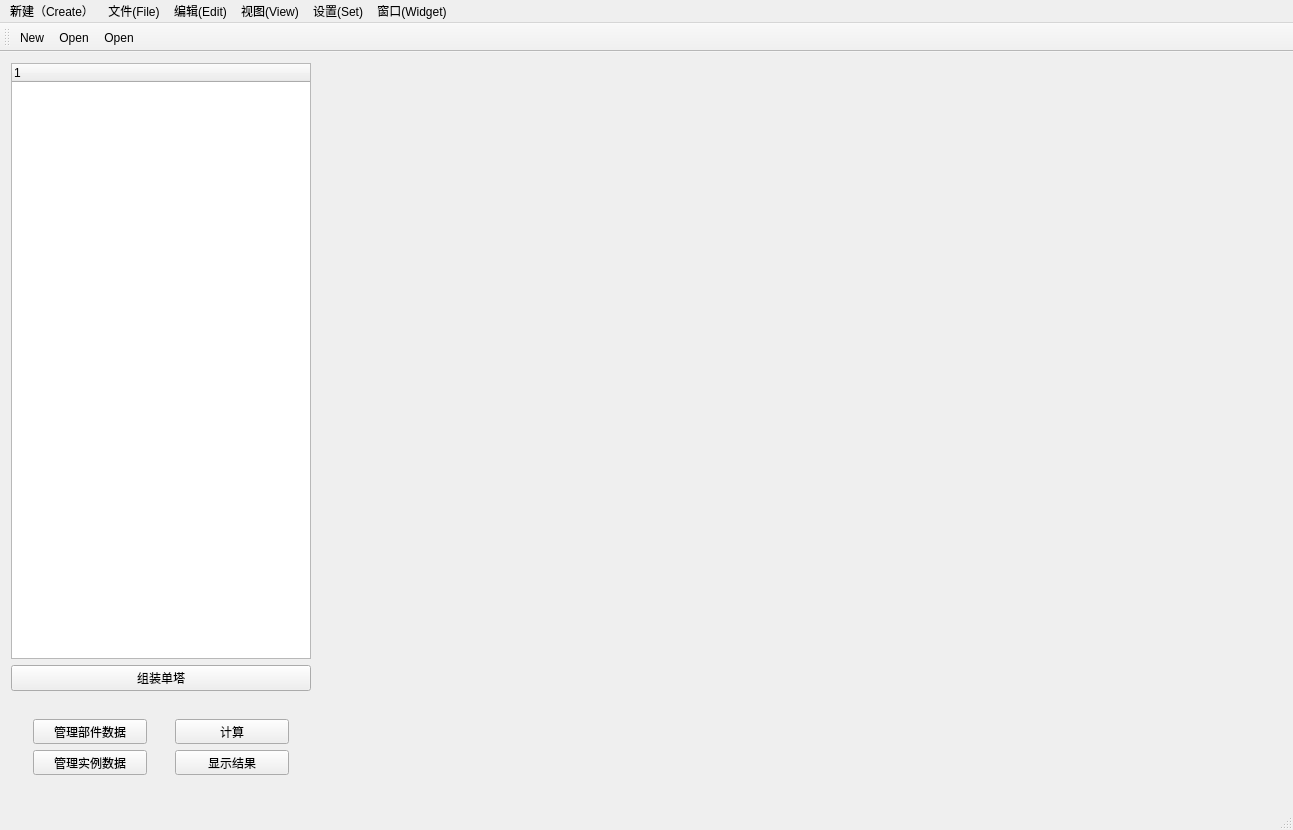
Before: the Qt Designer form TW/InterFace.ui in Shixuku/Tower-Visual, drawn with Qt 5.
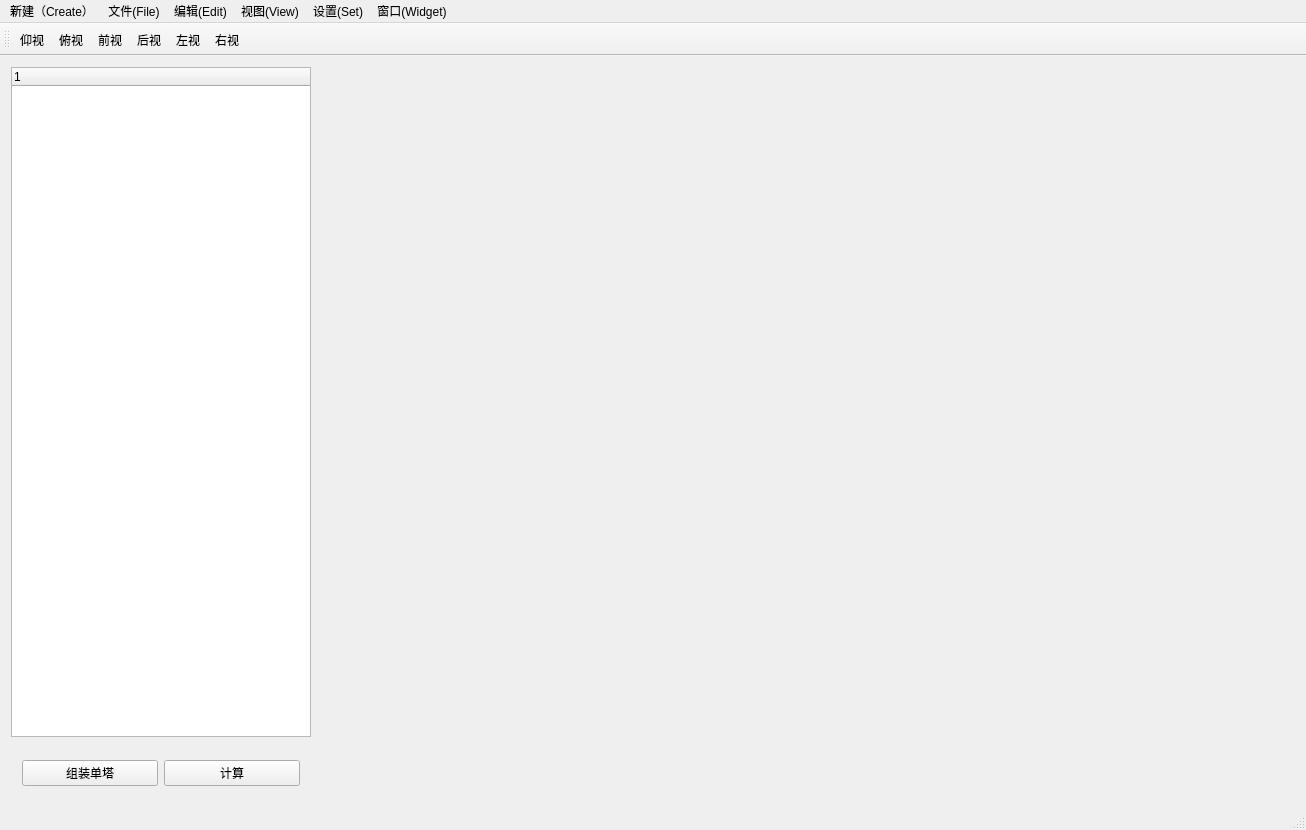
After: the same form once the commit is applied. Icons and pictures are not drawn.

Commit message: 1.新增了前后上下左右视图 2.将原来的T_foot类功能拆分成了ui_TowerLegParameter和ui_TowerLegType两个类 3.将Interface界面上面的管理部件和管理实例按钮删了，将计算界面的有关冰的按钮删除了 4.默认给了一个静力分析步，以及实例都默认给了重力

Patch:
```diff
--- a/TW/InterFace.ui
+++ b/TW/InterFace.ui
@@ -6,7 +6,7 @@
    <rect>
     <x>0</x>
     <y>0</y>
-    <width>1293</width>
+    <width>1306</width>
     <height>830</height>
    </rect>
   </property>
@@ -25,43 +25,17 @@
       </property>
       <layout class="QHBoxLayout" name="horizontalLayout">
        <item>
-        <widget class="QWidget" name="widget_4" native="true">
-         <layout class="QVBoxLayout" name="verticalLayout">
-          <item>
-           <widget class="QPushButton" name="btn_part">
-            <property name="text">
-             <string>管理部件数据</string>
-            </property>
-           </widget>
-          </item>
-          <item>
-           <widget class="QPushButton" name="btn_ins">
-            <property name="text">
-             <string>管理实例数据</string>
-            </property>
-           </widget>
-          </item>
-         </layout>
+        <widget class="QPushButton" name="btn_singleTower">
+         <property name="text">
+          <string>组装单塔</string>
+         </property>
         </widget>
        </item>
        <item>
-        <widget class="QWidget" name="widget_5" native="true">
-         <layout class="QVBoxLayout" name="verticalLayout_2">
-          <item>
-           <widget class="QPushButton" name="btn_caculate">
-            <property name="text">
-             <string>计算</string>
-            </property>
-           </widget>
-          </item>
-          <item>
-           <widget class="QPushButton" name="btn_display">
-            <property name="text">
-             <string>显示结果</string>
-            </property>
-           </widget>
-          </item>
-         </layout>
+        <widget class="QPushButton" name="btn_caculate">
+         <property name="text">
+          <string>计算</string>
+         </property>
         </widget>
        </item>
       </layout>
@@ -88,13 +62,6 @@
       </column>
      </widget>
     </item>
-    <item row="1" column="1">
-     <widget class="QPushButton" name="btn_singleTower">
-      <property name="text">
-       <string>组装单塔</string>
-      </property>
-     </widget>
-    </item>
    </layout>
   </widget>
   <widget class="QMenuBar" name="menuBar">
@@ -102,7 +69,7 @@
     <rect>
      <x>0</x>
      <y>0</y>
-     <width>1293</width>
+     <width>1306</width>
      <height>26</height>
     </rect>
    </property>
@@ -161,35 +128,14 @@
    <attribute name="toolBarBreak">
     <bool>false</bool>
    </attribute>
-   <addaction name="actioninit"/>
-   <addaction name="actionYoZ"/>
-   <addaction name="actionXoZ"/>
+   <addaction name="action2"/>
+   <addaction name="action1"/>
+   <addaction name="action3"/>
+   <addaction name="action4"/>
+   <addaction name="action5"/>
+   <addaction name="action6"/>
   </widget>
   <widget class="QStatusBar" name="statusBar"/>
-  <action name="actioninit">
-   <property name="icon">
-    <iconset>
-     <normaloff>:/TW/init.png</normaloff>:/TW/init.png</iconset>
-   </property>
-   <property name="text">
-    <string>New</string>
-   </property>
-   <property name="toolTip">
-    <string>新建</string>
-   </property>
-  </action>
-  <action name="actionYoZ">
-   <property name="icon">
-    <iconset>
-     <normaloff>:/TW/YOZ.png</normaloff>:/TW/YOZ.png</iconset>
-   </property>
-   <property name="text">
-    <string>Open</string>
-   </property>
-   <property name="toolTip">
-    <string>YOZ</string>
-   </property>
-  </action>
   <action name="actionLeg">
    <property name="text">
     <string>Leg</string>
@@ -235,16 +181,58 @@
     <string>读取</string>
    </property>
   </action>
-  <action name="actionXoZ">
+  <action name="action1">
    <property name="icon">
-    <iconset>
-     <normaloff>:/TW/XOZ.png</normaloff>:/TW/XOZ.png</iconset>
+    <iconset resource="tubiao.qrc">
+     <normaloff>:/上.png</normaloff>:/上.png</iconset>
    </property>
    <property name="text">
-    <string>Open</string>
+    <string>俯视</string>
    </property>
-   <property name="toolTip">
-    <string>XOZ</string>
+  </action>
+  <action name="action2">
+   <property name="icon">
+    <iconset resource="tubiao.qrc">
+     <normaloff>:/俯.png</normaloff>:/俯.png</iconset>
+   </property>
+   <property name="text">
+    <string>仰视</string>
+   </property>
+  </action>
+  <action name="action3">
+   <property name="icon">
+    <iconset resource="tubiao.qrc">
+     <normaloff>:/前.png</normaloff>:/前.png</iconset>
+   </property>
+   <property name="text">
+    <string>前视</string>
+   </property>
+  </action>
+  <action name="action4">
+   <property name="icon">
+    <iconset resource="tubiao.qrc">
+     <normaloff>:/后.png</normaloff>:/后.png</iconset>
+   </property>
+   <property name="text">
+    <string>后视</string>
+   </property>
+  </action>
+  <action name="action5">
+   <property name="icon">
+    <iconset resource="tubiao.qrc">
+     <normaloff>:/左.png</normaloff>:/左.png</iconset>
+   </property>
+   <property name="text">
+    <string>左视</string>
+   </property>
+  </action>
+  <action name="action6">
+   <property name="icon">
+    <iconset resource="tubiao.qrc">
+     <normaloff>:/右.png</normaloff>:/右.png</iconset>
+   </property>
+   <property name="text">
+    <string>右视</string>
    </property>
   </action>
  </widget>
```
Left out of the diff: 1 changed line with no effect on the pictures. The commit also changes 21 other files.
